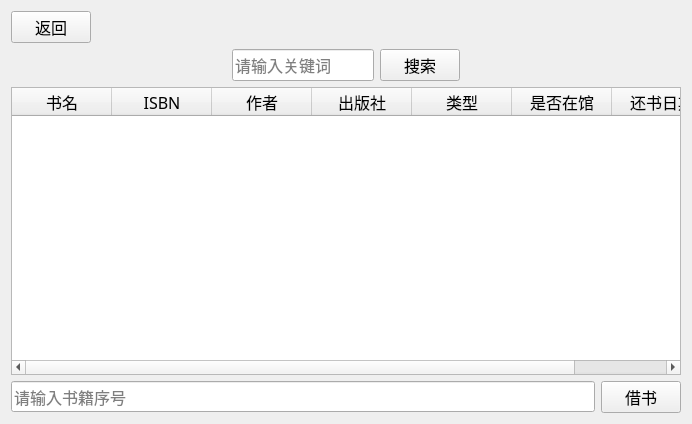
Qt form searchpage.ui (LeoStr4nge/LibraryManageSystem) before a commit.
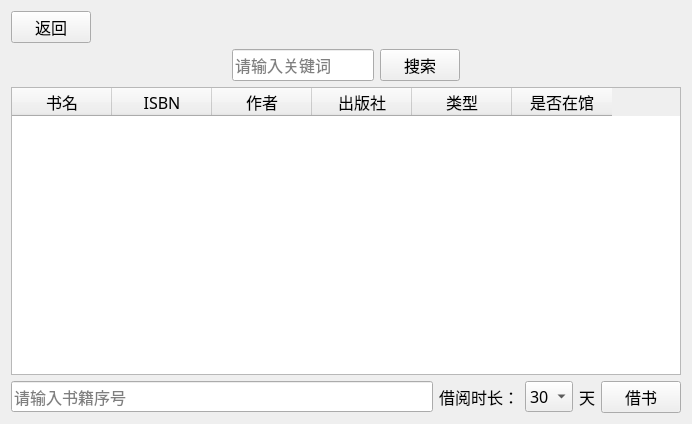
The same form after that commit.

What changed in the file:
```diff
--- a/searchpage.ui
+++ b/searchpage.ui
@@ -138,6 +138,9 @@
      <property name="focusPolicy">
       <enum>Qt::NoFocus</enum>
      </property>
+     <property name="autoFillBackground">
+      <bool>false</bool>
+     </property>
      <column>
       <property name="text">
        <string>书名</string>
@@ -168,11 +171,6 @@
        <string>是否在馆</string>
       </property>
      </column>
-     <column>
-      <property name="text">
-       <string>还书日期</string>
-      </property>
-     </column>
     </widget>
    </item>
    <item row="2" column="0">
@@ -184,6 +182,39 @@
        </property>
       </widget>
      </item>
+     <item>
+      <widget class="QLabel" name="label">
+       <property name="text">
+        <string>借阅时长：</string>
+       </property>
+      </widget>
+     </item>
+     <item>
+      <widget class="QComboBox" name="comboBox">
+       <item>
+        <property name="text">
+         <string>30</string>
+        </property>
+       </item>
+       <item>
+        <property name="text">
+         <string>60</string>
+        </property>
+       </item>
+       <item>
+        <property name="text">
+         <string>90</string>
+        </property>
+       </item>
+      </widget>
+     </item>
+     <item>
+      <widget class="QLabel" name="label_2">
+       <property name="text">
+        <string>天</string>
+       </property>
+      </widget>
+     </item>
      <item>
       <widget class="QPushButton" name="pushButton_3">
        <property name="text">
```
